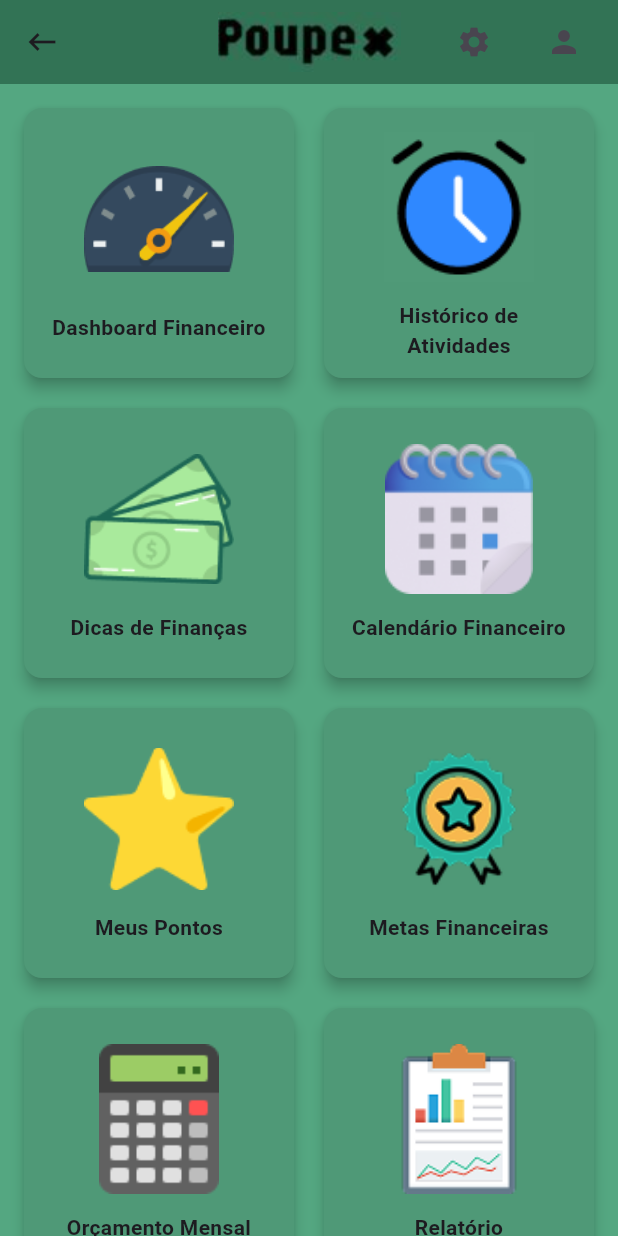
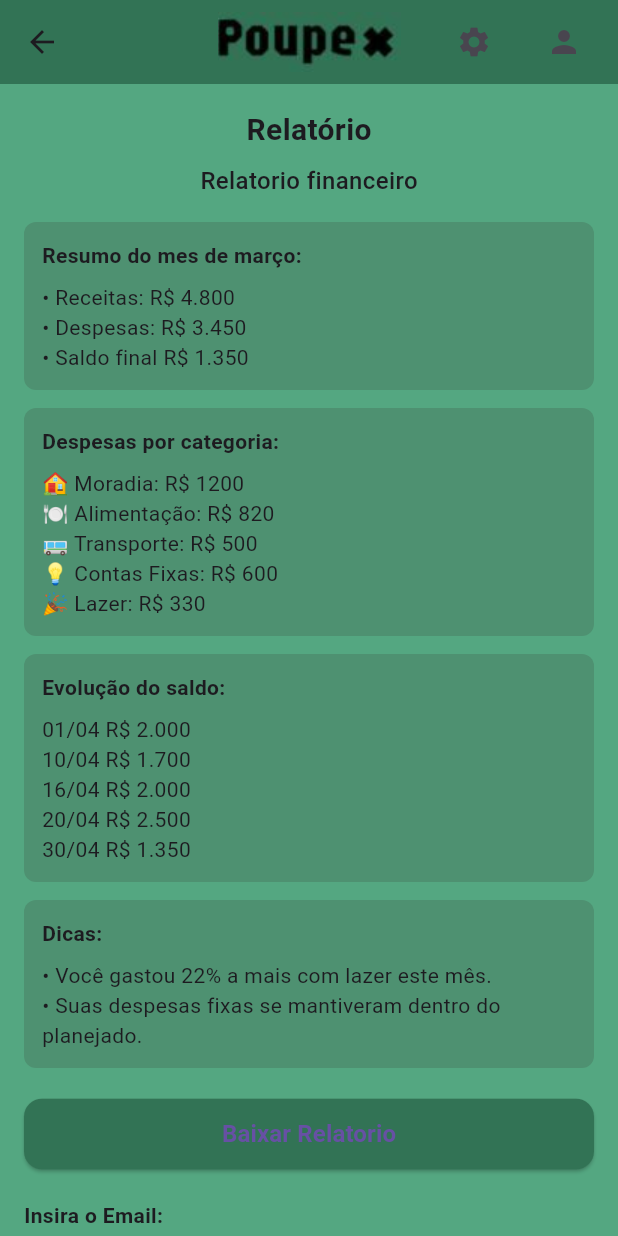
Before and after one commit to lopesmrafael/Poupex_flutter, a Flutter app: the HomePage screen opened directly, after a tap on "Relatório", on a phone screen of 412 x 824 dp. Run offline on Flutter 3.47's test engine with Material 3 defaults, Android fonts, the phone set to English and light mode, and no system bars; our stand-ins replace flutter_multi_formatter.

Commit message:
Relatorio
Implementação da tela de relatório

```diff
--- a/lib/Pages/CalendarioFinanceiroPage.dart
+++ b/lib/Pages/CalendarioFinanceiroPage.dart
@@ -1,8 +1,6 @@
 import 'package:flutter/material.dart';
 import 'package:projeto_pity/Widget/calendar_widget.dart';
 import 'package:projeto_pity/Widget/task_list_widget.dart';
-import '../widgets/calendar_widget.dart';
-import '../widgets/task_list_widget.dart';
 
 class CalendarioScreen extends StatefulWidget {
   @override
--- a/lib/Pages/HomePage.dart
+++ b/lib/Pages/HomePage.dart
@@ -1,4 +1,5 @@
 import 'package:flutter/material.dart';
+import 'package:projeto_pity/Pages/relatorioFinanceiroPage.dart';
 import '../Model/MenuItem.dart';
 import '../Widget/MenuCard.dart';
 import '../Pages/CadastroMovimentacao.dart';
@@ -79,7 +80,14 @@
       MenuItemModel(
         titulo: "Relatório",
         imagem: "assets/icons/table.png",
-        onTap: () {},
+        onTap: () {
+          Navigator.push(
+            context,
+            MaterialPageRoute(
+              builder: (context) => const RelatorioFinanceiroPage(),
+            ),
+          );
+        },
       ),
     ];
   }
--- /dev/null
+++ b/lib/Pages/relatorioFinanceiroPage.dart
@@ -0,0 +1,171 @@
+import 'package:flutter/material.dart';
+
+class RelatorioFinanceiroPage extends StatelessWidget {
+  const RelatorioFinanceiroPage({super.key});
+
+  @override
+  Widget build(BuildContext context) {
+    return Scaffold(
+      backgroundColor: const Color(0xFF54A781),
+      appBar: AppBar(
+        title: Image.asset(
+          "assets/titulo.jpg",
+          height: 40,
+          fit: BoxFit.contain,
+        ),
+        centerTitle: true,
+        backgroundColor: const Color(0xFF327355),
+        actions: [
+          IconButton(icon: const Icon(Icons.settings), onPressed: () {}),
+          const SizedBox(width: 12),
+          IconButton(icon: const Icon(Icons.person), onPressed: () {}),
+          const SizedBox(width: 12),
+        ],
+      ),
+      body: SingleChildScrollView(
+        padding: const EdgeInsets.all(16),
+        child: Column(
+          crossAxisAlignment: CrossAxisAlignment.stretch,
+          children: [
+            const Center(
+              child: Text(
+                "Relatório",
+                style: TextStyle(fontSize: 20, fontWeight: FontWeight.bold),
+              ),
+            ),
+            const SizedBox(height: 8),
+            const Center(
+              child: Text(
+                "Relatorio financeiro",
+                style: TextStyle(fontSize: 16, fontWeight: FontWeight.w500),
+              ),
+            ),
+            const SizedBox(height: 16),
+            Container(
+              padding: const EdgeInsets.all(12),
+              decoration: BoxDecoration(
+                color: const Color(0xFF4E9171),
+                borderRadius: BorderRadius.circular(8),
+              ),
+              child: const Column(
+                crossAxisAlignment: CrossAxisAlignment.start,
+                children: [
+                  Text("Resumo do mes de março:",
+                      style: TextStyle(fontWeight: FontWeight.bold)),
+                  SizedBox(height: 8),
+                  Text("• Receitas: R\$ 4.800"),
+                  Text("• Despesas: R\$ 3.450"),
+                  Text("• Saldo final R\$ 1.350"),
+                ],
+              ),
+            ),
+            const SizedBox(height: 12),
+            Container(
+              padding: const EdgeInsets.all(12),
+              decoration: BoxDecoration(
+                color: const Color(0xFF4E9171),
+                borderRadius: BorderRadius.circular(8),
+              ),
+              child: const Column(
+                crossAxisAlignment: CrossAxisAlignment.start,
+                children: [
+                  Text("Despesas por categoria:",
+                      style: TextStyle(fontWeight: FontWeight.bold)),
+                  SizedBox(height: 8),
+                  Text("🏠 Moradia: R\$ 1200"),
+                  Text("🍽 Alimentação: R\$ 820"),
+                  Text("🚌 Transporte: R\$ 500"),
+                  Text("💡 Contas Fixas: R\$ 600"),
+                  Text("🎉 Lazer: R\$ 330"),
+                ],
+              ),
+            ),
+            const SizedBox(height: 12),
+            Container(
+              padding: const EdgeInsets.all(12),
+              decoration: BoxDecoration(
+                color: const Color(0xFF4E9171),
+                borderRadius: BorderRadius.circular(8),
+              ),
+              child: const Column(
+                crossAxisAlignment: CrossAxisAlignment.start,
+                children: [
+                  Text("Evolução do saldo:",
+                      style: TextStyle(fontWeight: FontWeight.bold)),
+                  SizedBox(height: 8),
+                  Text("01/04 R\$ 2.000"),
+                  Text("10/04 R\$ 1.700"),
+                  Text("16/04 R\$ 2.000"),
+                  Text("20/04 R\$ 2.500"),
+                  Text("30/04 R\$ 1.350"),
+                ],
+              ),
+            ),
+            const SizedBox(height: 12),
+            Container(
+              padding: const EdgeInsets.all(12),
+              decoration: BoxDecoration(
+                color: const Color(0xFF4E9171),
+                borderRadius: BorderRadius.circular(8),
+              ),
+              child: const Column(
+                crossAxisAlignment: CrossAxisAlignment.start,
+                children: [
+                  Text("Dicas:",
+                      style: TextStyle(fontWeight: FontWeight.bold)),
+                  SizedBox(height: 8),
+                  Text("• Você gastou 22% a mais com lazer este mês."),
+                  Text("• Suas despesas fixas se mantiveram dentro do planejado."),
+                ],
+              ),
+            ),
+            const SizedBox(height: 20),
+            ElevatedButton(
+              onPressed: () {},
+              style: ElevatedButton.styleFrom(
+                backgroundColor: const Color(0xFF327355),
+                shape: RoundedRectangleBorder(
+                  borderRadius: BorderRadius.circular(12),
+                ),
+              ),
+              child: const Padding(
+                padding: EdgeInsets.symmetric(vertical: 12),
+                child: Text("Baixar Relatorio",
+                    style:
+                        TextStyle(fontSize: 16, fontWeight: FontWeight.bold)),
+              ),
+            ),
+            const SizedBox(height: 20),
+            const Text("Insira o Email:",
+                style: TextStyle(fontWeight: FontWeight.bold)),
+            const SizedBox(height: 8),
+            const TextField(
+              decoration: InputDecoration(
+                filled: true,
+                fillColor: Colors.white,
+                border: OutlineInputBorder(),
+                contentPadding: EdgeInsets.symmetric(horizontal: 8),
+              ),
+            ),
+            const SizedBox(height: 16),
+            ElevatedButton(
+              onPressed: () {},
+              style: ElevatedButton.styleFrom(
+                backgroundColor: const Color(0xFF327355),
+                shape: RoundedRectangleBorder(
+                  borderRadius: BorderRadius.circular(12),
+                ),
+              ),
+              child: const Padding(
+                padding: EdgeInsets.symmetric(vertical: 12),
+                child: Text("Mandar por Email",
+                    style:
+                        TextStyle(fontSize: 16, fontWeight: FontWeight.bold)),
+              ),
+            ),
+          ],
+        ),
+      ),
+    );
+  }
+}
--- a/lib/widgets/calendar_widget.dart
+++ /dev/null
@@ -1 +0,0 @@
-// TODO Implement this library.
--- a/lib/widgets/task_list_widget.dart
+++ /dev/null
@@ -1 +0,0 @@
-// TODO Implement this library.
```
